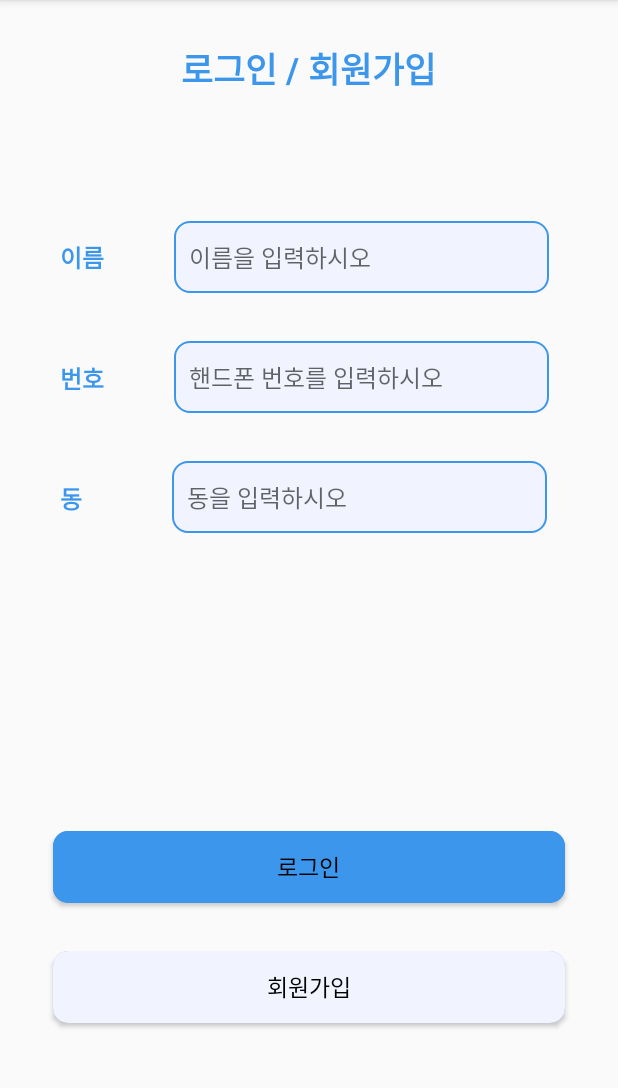
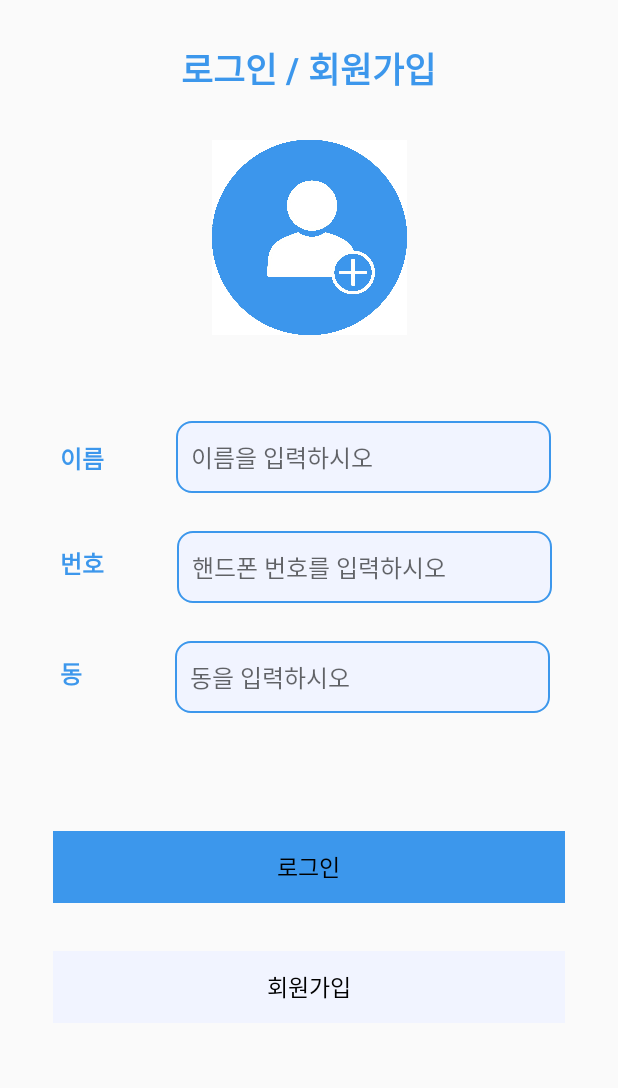
Before and after one commit to KJH1212/Scon_Pass, an Android app: the screen it shows after launch (AdduserActivity), on a phone screen of 412 x 824 dp, the part 84-1172 px from its top. Run offline under Robolectric (Android 15) with nearby library versions, the phone set to English and light mode, and no system bars; Roboto replaces fonts that are not available here.

```diff
--- a/app/src/main/res/layout/activity_adduser.xml
+++ b/app/src/main/res/layout/activity_adduser.xml
@@ -22,11 +22,50 @@
         app:layout_constraintStart_toStartOf="parent"
         app:layout_constraintTop_toTopOf="parent" />
 
+    <!-- cardView 로 ImageView 를 맵핑하여 이미지 형태 조정 -->
+    <androidx.cardview.widget.CardView
+        android:id="@+id/cardView2"
+        android:layout_width="130dp"
+        android:layout_height="130dp"
+        app:cardCornerRadius="100dp"
+        app:layout_constraintEnd_toEndOf="parent"
+        app:layout_constraintStart_toStartOf="parent"
+        android:layout_marginTop="30dp"
+        app:layout_constraintTop_toBottomOf="@id/textView">
+
+        <ImageView
+            android:id="@+id/profileImage"
+            android:layout_width="match_parent"
+            android:layout_height="match_parent"
+            android:scaleType="centerCrop"
+            android:scrollbarAlwaysDrawHorizontalTrack="false"
+            app:srcCompat="@drawable/addprofile" />
+    </androidx.cardview.widget.CardView>
+
+    <EditText
+        android:id="@+id/editTextTextPersonStay"
+        android:layout_width="250dp"
+        android:layout_height="wrap_content"
+        android:layout_marginTop="25dp"
+        android:background="@drawable/plaintext_border"
+        android:ems="10"
+        android:hint="동을 입력하시오"
+        android:inputType="textPersonName"
+        android:minHeight="48dp"
+        android:paddingStart="10sp"
+        android:textSize="16sp"
+        app:layout_constraintBottom_toTopOf="@+id/cardView_login"
+        app:layout_constraintEnd_toEndOf="parent"
+        app:layout_constraintHorizontal_bias="0.526"
+        app:layout_constraintStart_toEndOf="@+id/textView4"
+        app:layout_constraintTop_toBottomOf="@+id/editTextTextPersonID"
+        app:layout_constraintVertical_bias="0.0" />
+
     <EditText
         android:id="@+id/editTextTextPersonName"
         android:layout_width="250dp"
         android:layout_height="wrap_content"
-        android:layout_marginTop="84dp"
+        android:layout_marginTop="57dp"
         android:background="@drawable/plaintext_border"
         android:ems="10"
         android:hint="이름을 입력하시오"
@@ -35,16 +74,15 @@
         android:paddingStart="10sp"
         android:textSize="16sp"
         app:layout_constraintEnd_toEndOf="parent"
-        app:layout_constraintHorizontal_bias="0.5"
+        app:layout_constraintHorizontal_bias="0.516"
         app:layout_constraintStart_toEndOf="@+id/textView2"
-        app:layout_constraintTop_toBottomOf="@+id/textView"
-        />
+        app:layout_constraintTop_toBottomOf="@+id/cardView2" />
 
     <EditText
         android:id="@+id/editTextTextPersonID"
         android:layout_width="250dp"
         android:layout_height="wrap_content"
-        android:layout_marginTop="32dp"
+        android:layout_marginTop="25dp"
         android:background="@drawable/plaintext_border"
         android:ems="10"
         android:hint="핸드폰 번호를 입력하시오"
@@ -53,7 +91,7 @@
         android:paddingStart="10sp"
         android:textSize="16sp"
         app:layout_constraintEnd_toEndOf="parent"
-        app:layout_constraintHorizontal_bias="0.5"
+        app:layout_constraintHorizontal_bias="0.527"
         app:layout_constraintStart_toEndOf="@+id/textView3"
         app:layout_constraintTop_toBottomOf="@+id/editTextTextPersonName" />
 
@@ -69,7 +107,7 @@
         app:layout_constraintBottom_toBottomOf="@+id/editTextTextPersonID"
         app:layout_constraintStart_toStartOf="parent"
         app:layout_constraintTop_toTopOf="@+id/editTextTextPersonID"
-        app:layout_constraintVertical_bias="0.538" />
+        app:layout_constraintVertical_bias="0.384" />
 
     <TextView
         android:id="@+id/textView2"
@@ -82,26 +120,8 @@
         android:textStyle="bold"
         app:layout_constraintBottom_toBottomOf="@+id/editTextTextPersonName"
         app:layout_constraintStart_toStartOf="parent"
-        app:layout_constraintTop_toTopOf="@+id/editTextTextPersonName" />
-
-    <EditText
-        android:id="@+id/editTextTextPersonStay"
-        android:layout_width="250dp"
-        android:layout_height="wrap_content"
-        android:layout_marginTop="32dp"
-        android:background="@drawable/plaintext_border"
-        android:ems="10"
-        android:hint="동을 입력하시오"
-        android:inputType="textPersonName"
-        android:minHeight="48dp"
-        android:paddingStart="10sp"
-        android:textSize="16sp"
-        app:layout_constraintBottom_toTopOf="@+id/cardView_login"
-        app:layout_constraintEnd_toEndOf="parent"
-        app:layout_constraintHorizontal_bias="0.5"
-        app:layout_constraintStart_toEndOf="@+id/textView4"
-        app:layout_constraintTop_toBottomOf="@+id/editTextTextPersonID"
-        app:layout_constraintVertical_bias="0.0" />
+        app:layout_constraintTop_toTopOf="@+id/editTextTextPersonName"
+        app:layout_constraintVertical_bias="0.538" />
 
     <TextView
         android:id="@+id/textView4"
@@ -115,7 +135,7 @@
         app:layout_constraintBottom_toBottomOf="@+id/editTextTextPersonStay"
         app:layout_constraintStart_toStartOf="parent"
         app:layout_constraintTop_toTopOf="@+id/editTextTextPersonStay"
-        app:layout_constraintVertical_bias="0.538" />
+        app:layout_constraintVertical_bias="0.384" />
 
     <androidx.cardview.widget.CardView
         android:id="@+id/cardView_login"
```
Also changed, not shown: app/src/main/AndroidManifest.xml (+8 -5 lines), app/src/main/java/com/example/sconpass/AdduserActivity.java (+83 -62 lines), app/src/main/java/com/example/sconpass/MainActivity.java (+14 -78 lines), app/src/main/java/com/example/sconpass/androidToJsp.java (+27 -20 lines), app/src/main/res/drawable/addprofile.jpg (added).
